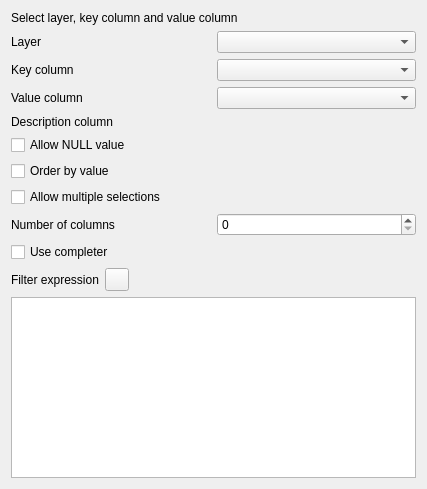
The window that src/ui/editorwidgets/qgsvaluerelationconfigdlgbase.ui (nextgis/nextgisqgis) describes before a commit, drawn with Qt 5.
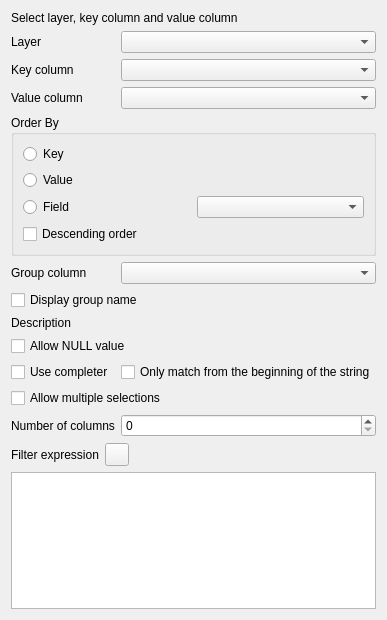
The same window after the commit. Icons and pictures are not drawn. Custom widgets are drawn as their Qt base class.

Diff of the .ui file:
```diff
--- a/src/ui/editorwidgets/qgsvaluerelationconfigdlgbase.ui
+++ b/src/ui/editorwidgets/qgsvaluerelationconfigdlgbase.ui
@@ -6,15 +6,116 @@
    <rect>
     <x>0</x>
     <y>0</y>
-    <width>427</width>
-    <height>489</height>
+    <width>342</width>
+    <height>620</height>
    </rect>
   </property>
   <property name="windowTitle">
    <string notr="true">Form</string>
   </property>
   <layout class="QGridLayout" name="gridLayout" columnstretch="0,0">
-   <item row="13" column="0" colspan="2">
+   <item row="2" column="0">
+    <widget class="QLabel" name="label_6">
+     <property name="text">
+      <string>Key column</string>
+     </property>
+     <property name="buddy">
+      <cstring>mKeyColumn</cstring>
+     </property>
+    </widget>
+   </item>
+   <item row="14" column="0">
+    <widget class="QCheckBox" name="mUseCompleter">
+     <property name="text">
+      <string>Use completer</string>
+     </property>
+    </widget>
+   </item>
+   <item row="10" column="0">
+    <widget class="QLabel" name="label">
+     <property name="text">
+      <string>Description</string>
+     </property>
+    </widget>
+   </item>
+   <item row="16" column="1">
+    <widget class="QgsSpinBox" name="mNofColumns">
+     <property name="sizePolicy">
+      <sizepolicy hsizetype="Expanding" vsizetype="Preferred">
+       <horstretch>1</horstretch>
+       <verstretch>0</verstretch>
+      </sizepolicy>
+     </property>
+    </widget>
+   </item>
+   <item row="8" column="0">
+    <widget class="QLabel" name="label_9">
+     <property name="text">
+      <string>Group column</string>
+     </property>
+     <property name="buddy">
+      <cstring>mGroupColumn</cstring>
+     </property>
+    </widget>
+   </item>
+   <item row="20" column="0" colspan="2">
+    <widget class="QTextEdit" name="mFilterExpression"/>
+   </item>
+   <item row="1" column="1">
+    <widget class="QgsMapLayerComboBox" name="mLayerName"/>
+   </item>
+   <item row="2" column="1">
+    <widget class="QgsFieldComboBox" name="mKeyColumn"/>
+   </item>
+   <item row="0" column="0" colspan="2">
+    <widget class="QLabel" name="label_8">
+     <property name="text">
+      <string>Select layer, key column and value column</string>
+     </property>
+    </widget>
+   </item>
+   <item row="15" column="0" colspan="2">
+    <widget class="QCheckBox" name="mAllowMulti">
+     <property name="text">
+      <string>Allow multiple selections</string>
+     </property>
+    </widget>
+   </item>
+   <item row="1" column="0">
+    <widget class="QLabel" name="label_5">
+     <property name="text">
+      <string>Layer</string>
+     </property>
+     <property name="buddy">
+      <cstring>mLayerName</cstring>
+     </property>
+    </widget>
+   </item>
+   <item row="11" column="0" colspan="2">
+    <widget class="QCheckBox" name="mAllowNull">
+     <property name="text">
+      <string>Allow NULL value</string>
+     </property>
+    </widget>
+   </item>
+   <item row="3" column="0">
+    <widget class="QLabel" name="label_7">
+     <property name="text">
+      <string>Value column</string>
+     </property>
+     <property name="buddy">
+      <cstring>mValueColumn</cstring>
+     </property>
+    </widget>
+   </item>
+   <item row="14" column="1">
+    <widget class="QCheckBox" name="mCompleterMatchFromStart">
+     <property name="text">
+      <string>Only match from the beginning of the string</string>
+     </property>
+    </widget>
+   </item>
+   <item row="17" column="0" colspan="2">
     <layout class="QHBoxLayout" name="horizontalLayout">
      <item>
       <widget class="QLabel" name="label_19">
@@ -52,103 +153,85 @@
      </item>
     </layout>
    </item>
-   <item row="9" column="0">
-    <widget class="QLabel" name="label_nofColumns">
-     <property name="text">
-      <string>Number of columns</string>
-     </property>
-    </widget>
+   <item row="8" column="1">
+    <widget class="QgsFieldComboBox" name="mGroupColumn"/>
    </item>
-   <item row="14" column="0" colspan="2">
-    <widget class="QTextEdit" name="mFilterExpression"/>
-   </item>
-   <item row="0" column="0" colspan="2">
-    <widget class="QLabel" name="label_8">
+   <item row="9" column="0" colspan="2">
+    <widget class="QCheckBox" name="mDisplayGroupName">
      <property name="text">
-      <string>Select layer, key column and value column</string>
-     </property>
-    </widget>
-   </item>
-   <item row="1" column="0">
-    <widget class="QLabel" name="label_5">
-     <property name="text">
-      <string>Layer</string>
-     </property>
-     <property name="buddy">
-      <cstring>mLayerName</cstring>
+      <string>Display group name</string>
      </property>
     </widget>
    </item>
    <item row="3" column="1">
     <widget class="QgsFieldComboBox" name="mValueColumn"/>
    </item>
-   <item row="1" column="1">
-    <widget class="QgsMapLayerComboBox" name="mLayerName"/>
-   </item>
-   <item row="8" column="0" colspan="2">
-    <widget class="QCheckBox" name="mAllowMulti">
+   <item row="16" column="0">
+    <widget class="QLabel" name="label_nofColumns">
      <property name="text">
-      <string>Allow multiple selections</string>
+      <string>Number of columns</string>
      </property>
     </widget>
    </item>
-   <item row="5" column="0" colspan="2">
-    <widget class="QCheckBox" name="mAllowNull">
-     <property name="text">
-      <string>Allow NULL value</string>
-     </property>
-    </widget>
-   </item>
-   <item row="11" column="0" colspan="2">
-    <widget class="QCheckBox" name="mUseCompleter">
-     <property name="text">
-      <string>Use completer</string>
-     </property>
-    </widget>
-   </item>
-   <item row="7" column="0" colspan="2">
-    <widget class="QCheckBox" name="mOrderByValue">
-     <property name="text">
-      <string>Order by value</string>
-     </property>
-    </widget>
-   </item>
-   <item row="2" column="0">
-    <widget class="QLabel" name="label_6">
-     <property name="text">
-      <string>Key column</string>
-     </property>
-     <property name="buddy">
-      <cstring>mKeyColumn</cstring>
-     </property>
-    </widget>
-   </item>
-   <item row="9" column="1">
-    <widget class="QgsSpinBox" name="mNofColumns"/>
-   </item>
-   <item row="2" column="1">
-    <widget class="QgsFieldComboBox" name="mKeyColumn"/>
-   </item>
-   <item row="3" column="0">
-    <widget class="QLabel" name="label_7">
-     <property name="text">
-      <string>Value column</string>
-     </property>
-     <property name="buddy">
-      <cstring>mValueColumn</cstring>
-     </property>
-    </widget>
-   </item>
-   <item row="4" column="0">
-    <widget class="QLabel" name="label">
-     <property name="text">
-      <string>Description column</string>
-     </property>
-    </widget>
-   </item>
-   <item row="4" column="1">
+   <item row="10" column="1">
     <widget class="QgsFieldExpressionWidget" name="mDescriptionExpression" native="true"/>
    </item>
+   <item row="4" column="0" rowspan="2" colspan="2">
+    <widget class="QgsCollapsibleGroupBox" name="mOrderByGroupBox">
+     <property name="title">
+      <string>Order By</string>
+     </property>
+     <layout class="QVBoxLayout" name="verticalLayout">
+      <item>
+       <widget class="QRadioButton" name="mOrderByKey">
+        <property name="toolTip">
+         <string>Use the values in the key column for sorting</string>
+        </property>
+        <property name="text">
+         <string>Key</string>
+        </property>
+       </widget>
+      </item>
+      <item>
+       <widget class="QRadioButton" name="mOrderByValue">
+        <property name="toolTip">
+         <string>Use the values in the value column for sorting</string>
+        </property>
+        <property name="text">
+         <string>Value</string>
+        </property>
+       </widget>
+      </item>
+      <item>
+       <layout class="QHBoxLayout" name="horizontalLayout_2">
+        <item>
+         <widget class="QRadioButton" name="mOrderByField">
+          <property name="toolTip">
+           <string>Use the values from a specific field for sorting</string>
+          </property>
+          <property name="text">
+           <string>Field</string>
+          </property>
+         </widget>
+        </item>
+        <item>
+         <widget class="QgsFieldComboBox" name="mOrderByFieldName"/>
+        </item>
+       </layout>
+      </item>
+      <item>
+       <widget class="QCheckBox" name="mOrderByDescending">
+        <property name="toolTip">
+         <string>Reverse the sorting</string>
+        </property>
+        <property name="text">
+         <string>Descending order</string>
+        </property>
+       </widget>
+      </item>
+     </layout>
+    </widget>
+   </item>
   </layout>
  </widget>
  <customwidgets>
@@ -173,6 +256,12 @@
    <extends>QComboBox</extends>
    <header>qgsmaplayercombobox.h</header>
   </customwidget>
+  <customwidget>
+   <class>QgsCollapsibleGroupBox</class>
+   <extends>QGroupBox</extends>
+   <header>qgscollapsiblegroupbox.h</header>
+   <container>1</container>
+  </customwidget>
  </customwidgets>
  <tabstops>
   <tabstop>mLayerName</tabstop>
```
Left out of the diff: 12 changed lines with no effect on the pictures.
